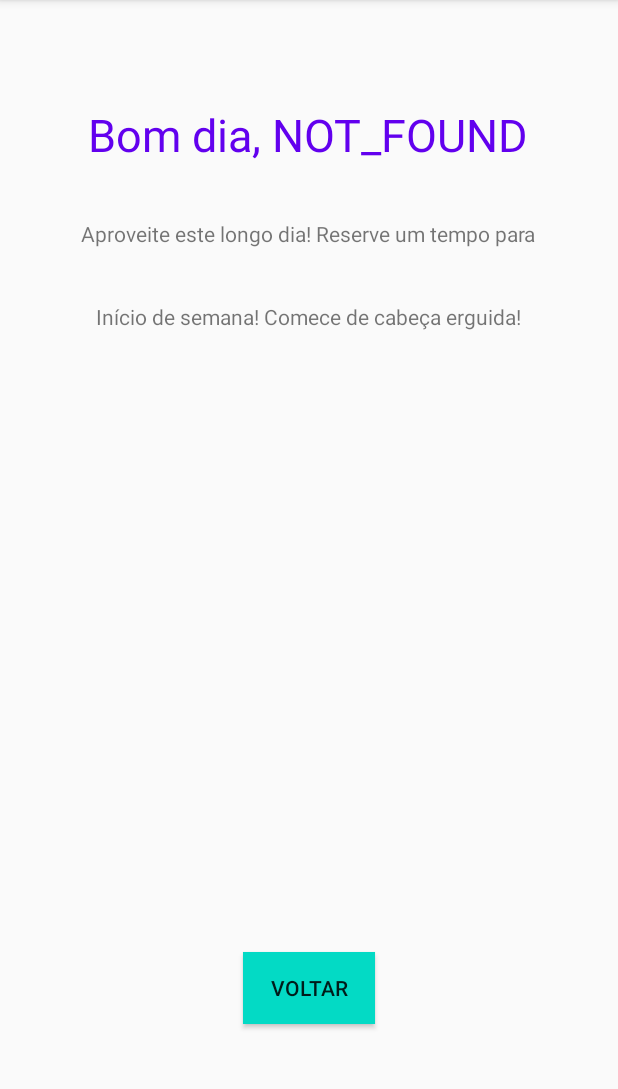
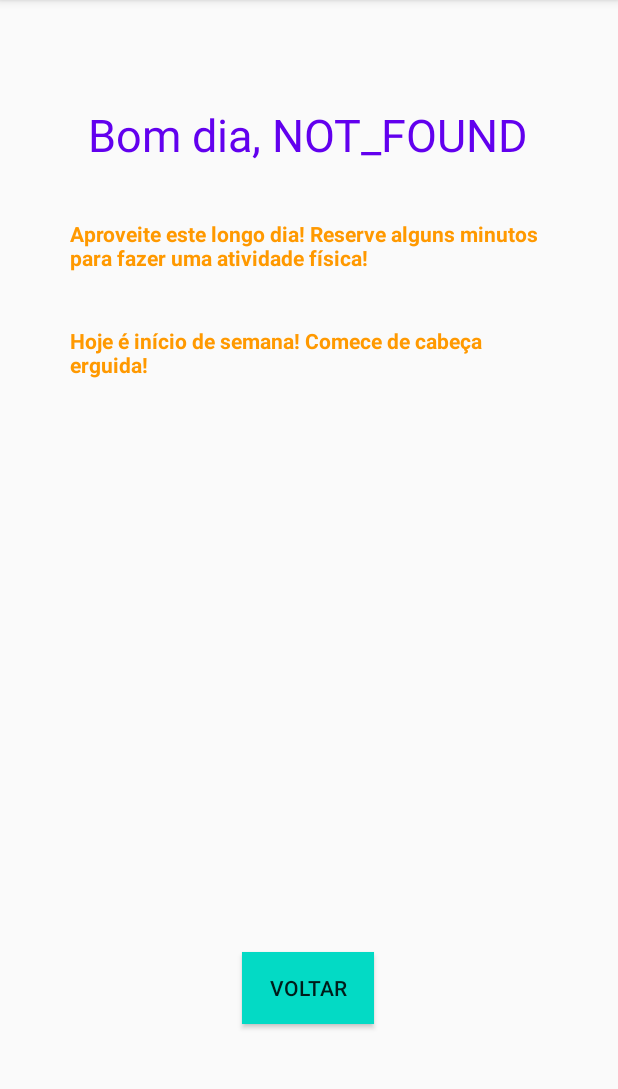
Before and after one commit to arturtres3/Apoio-Psicologico-IHC, an Android app: the ImproveYourDay screen opened directly, with no data from a screen before it, on a phone screen of 412 x 824 dp, the part 84-1173 px from its top. Run offline under Robolectric (Android 15) with nearby library versions, the phone set to English and light mode, and no system bars; 4 statements that could not run were skipped.

Commit message:
ImproveYourDay pronto + Nova activity de interação com som

```diff
--- a/Quicktest/app/src/main/AndroidManifest.xml
+++ b/Quicktest/app/src/main/AndroidManifest.xml
@@ -9,7 +9,8 @@
         android:roundIcon="@mipmap/ic_launcher_round"
         android:supportsRtl="true"
         android:theme="@style/AppTheme">
-        <activity android:name=".BreathExercise"></activity>
+        <activity android:name=".RelaxExercise"></activity>
+        <activity android:name=".BreathExercise" />
         <activity android:name=".ImproveYourDay" />
         <activity android:name=".coisas_que_me_afetam" />
         <activity android:name=".EditProfile" />
--- a/Quicktest/app/src/main/java/com/example/quicktest/ImproveYourDay.java
+++ b/Quicktest/app/src/main/java/com/example/quicktest/ImproveYourDay.java
@@ -7,10 +7,15 @@ import androidx.core.view.ViewCompat;
 import android.app.Dialog;
 import android.content.DialogInterface;
 import android.content.Intent;
+import android.graphics.Color;
+import android.graphics.Typeface;
 import android.os.Bundle;
 import android.preference.PreferenceManager;
+import android.text.Html;
 import android.view.Gravity;
 import android.view.View;
+import android.view.ViewGroup;
+import android.widget.Button;
 import android.widget.LinearLayout;
 import android.widget.TextView;
 import android.widget.Toast;
@@ -40,6 +45,9 @@ public class ImproveYourDay extends AppCompatActivity {
         setContentView(R.layout.activity_improve_your_day);
         putText(greetings(),false);
         customText();
+        customExercise();
+        //createButtonToBreathExercise();
+        //createButtonToRelaxExercise();
     }
 
     public String greetings(){
@@ -73,12 +81,17 @@ public class ImproveYourDay extends AppCompatActivity {
         novaEntrada.setId(id);
         novaEntrada.setText(text);
         novaEntrada.setPadding(20,20,20,20);
+        //novaEntrada.setText(Html.fromHtml(getString(R.string.hello_worldRed)));
         //novaEntrada.setGravity(Gravity.CENTER);
         //novaEntrada.setBackgroundColor(getResources().getColor(R.color.Coisas));
         novaEntrada.setLayoutParams(params);
         if (isTitle) {
             novaEntrada.setTextSize(GREETINGS_TEXTSIZE);
             novaEntrada.setTextColor(getResources().getColor(R.color.colorPrimary));
+        }
+        else{
+            novaEntrada.setTextColor(getResources().getColor(R.color.improveYourDay));
+            novaEntrada.setTypeface(null, Typeface.BOLD);
         }
         layout.addView(novaEntrada);
     }
@@ -132,6 +145,8 @@ public class ImproveYourDay extends AppCompatActivity {
             putText(getResources().getString(R.string.oldPlusSad_improveText), false);
         else if(isYoungAdultAndAnsious(userHealthCondition, userAge))
             putText(getResources().getString(R.string.youngPlusAnxiety_improveText), false);
+        else if(isChildAndScared(userHealthCondition, userAge))
+            putText(getResources().getString(R.string.childAndFear_improveText), false);
     }
 
 
@@ -147,46 +162,82 @@ public class ImproveYourDay extends AppCompatActivity {
         return age >= IDADE_ADULTO && age <= IDADE_IDOSO && health.equals("Queimação no peito");
     }
 
+    private boolean isChildAndScared(String health, int age){
+        return age <= IDADE_CRIANÇA && health.equals("Medo");
+    }
+
 
     //monta o texto
     private void customText(){
-        int age = Integer.parseInt(getUserAge());
-        String healthCond = getUserHealthCondition();
-        int work;
-
-        if(getUserHoursOfWork().equals("NOT_FOUND")){
-            work = 0;
-        }else{
-            work = Integer.parseInt(getUserHoursOfWork());
-        }
-
-        /*texto idade
-        if(age > 0 && age < IDADE_CRIANÇA){
-            putText("Idade menor que 13 TEXTO", false);
-        }else if(age > IDADE_CRIANÇA && age < IDADE_ADULTO){
-            putText("Idade entre 14-18 TEXTO", false);
-        }else if(age > IDADE_ADULTO && age< IDADE_IDOSO){
-            putText("Idade entre 19-59 TEXTO", false);
-        }else if(age > IDADE_IDOSO){
-            putText("Idade maior que 60 TEXTO", false);
-        } */
-
-        /*texto trabalho
-        if(work == 0){
-            putText("Não trabalha TEXTO", false);
-        }else if(work > 0 && work < TRAB_MIN){
-            putText("Trabalha entre 0-6hrs TEXTO", false);
-        }else if(work > TRAB_MIN && work < TRAB_MAX){
-            putText("Trabalha entre 6-9hrs TEXTO", false);
-        }else if(work > TRAB_MAX){
-            putText("Trabalha mais que 9hrs TEXTO", false);
-        } */
 
         customTextWeekDay();
         customTextHealthCondition();
         customTextInfoCombinations();
 
+    }
 
+    private void customExercise(){
+        breathExercise();
+        relaxExercise();
+    }
+
+    private void breathExercise(){
+        String userHealthCondition = getUserHealthCondition();
+        int userAge = Integer.parseInt(getUserAge());
+        if(userHealthCondition.equals("Estresse") || isYoungAdultAndAnsious(userHealthCondition, userAge))
+            createButtonToBreathExercise();
+    }
+
+    private void relaxExercise(){
+        String userHealthCondition = getUserHealthCondition();
+        int userAge = Integer.parseInt(getUserAge());
+        if(userHealthCondition.equals("Insônia") || isChildAndScared(userHealthCondition, userAge))
+            createButtonToRelaxExercise();
+    }
+
+
+    public void createButtonToBreathExercise(){
+        LinearLayout layout = (LinearLayout) findViewById(R.id.layoutImprove);
+
+        Button interactionButton = new Button(this);
+        interactionButton.setText("COMEÇAR!");
+        interactionButton.setBackgroundColor(getResources().getColor(R.color.improveYourDayStartBreathExercise));
+        interactionButton.setOnClickListener(new View.OnClickListener() {
+            @Override
+            public void onClick(View v) {
+                goToBreathExercise();
+            }
+        });
+        layout.addView(interactionButton);
+    }
+
+    public void createButtonToRelaxExercise(){
+        LinearLayout layout = (LinearLayout) findViewById(R.id.layoutImprove);
+
+        Button interactionButton = new Button(this);
+        interactionButton.setText("COMEÇAR!");
+        interactionButton.setBackgroundColor(getResources().getColor(R.color.improveYourDayStartRelaxExercise));
+        interactionButton.setOnClickListener(new View.OnClickListener() {
+            @Override
+            public void onClick(View v) {
+                goToRelaxSongExercise();
+            }
+        });
+
+        layout.addView(interactionButton);
+
+    }
+
+    public void goToBreathExercise(){
+        Intent breathExercise = new Intent(this, BreathExercise.class);
+
+        startActivity(breathExercise);
+    }
+
+    public void goToRelaxSongExercise(){
+        Intent relaxSong = new Intent(this, RelaxExercise.class);
+
+        startActivity(relaxSong);
     }
 
     public String getDateFormat(String format){
@@ -212,6 +263,8 @@ public class ImproveYourDay extends AppCompatActivity {
     }
 
     public void backToMainPage(View view){
+        LinearLayout layout = (LinearLayout) findViewById(R.id.layoutImprove);
+        layout.removeAllViews();
         Intent backToMain = new Intent(this, MainActivity.class);
 
         startActivity(backToMain);
--- a/Quicktest/app/src/main/res/layout/activity_improve_your_day.xml
+++ b/Quicktest/app/src/main/res/layout/activity_improve_your_day.xml
@@ -38,6 +38,7 @@
         android:text="@string/back"
         app:layout_constraintBottom_toBottomOf="parent"
         app:layout_constraintEnd_toEndOf="parent"
+        app:layout_constraintHorizontal_bias="0.498"
         app:layout_constraintStart_toStartOf="parent"
         app:layout_constraintTop_toBottomOf="@+id/scrollView3" />
 </androidx.constraintlayout.widget.ConstraintLayout>
--- a/Quicktest/app/src/main/res/values/colors.xml
+++ b/Quicktest/app/src/main/res/values/colors.xml
@@ -5,4 +5,7 @@
     <color name="colorAccent">#03DAC5</color>
     <color name="OurBlue">#123bcf</color>
     <color name="Coisas">#5FFF9800</color>
+    <color name="improveYourDay">#FF9900</color>
+    <color name="improveYourDayStartBreathExercise">#FF6633</color>
+    <color name="improveYourDayStartRelaxExercise">#33CCFF</color>
 </resources>
--- a/Quicktest/app/src/main/res/values/strings.xml
+++ b/Quicktest/app/src/main/res/values/strings.xml
@@ -57,17 +57,16 @@ Enquanto faz esse exercício, escute esta música : https://www.youtube.com/watc
     <string name="condition_empty_message">Nenhuma condição de saúde selecionada! Selecione uma!</string>
     <string name="invalid_name_message">Nome inválido!</string>
     <string name="empty_name_message">Você não colocou nenhum nome.</string>
-    <string name="morning_improveText">Aproveite este longo dia! Reserve um tempo para</string>
-    <string name="afternoon_improveText">Está ocupado? Dê uma pausa para respirar fundo e</string>
-    <string name="night_improveText">Se possível, relaxe. Faça </string>
+    <string name="morning_improveText">Aproveite este longo dia! Reserve alguns minutos para fazer uma atividade física!</string>
+    <string name="afternoon_improveText">Está ocupado? Dê uma pausa para respirar fundo e arejar a cabeça.</string>
+    <string name="night_improveText">Se possível, relaxe. É importante ter uma boa noite de sono!</string>
     <string name="fearCondition_improveText">Seus medos são uma reação normal e instintiva do corpo para pressentir perigos. Você pode superá-los! </string>
     <string name="sadnessCondition_improveText">Toda tempestade termina. Tudo vai dar certo!</string>
     <string name="thoughtsCondition_improveText">Não acredite em tudo o que você pensa, e não se incomode tanto. Pensamentos são só o que são: pensamentos. Nada mais.</string>
     <string name="stressCondition_improveText">Reserve um instante para fazer o exercício de respiração abaixo.</string>
-    <string name="insomniaCondition_improveText">Tente se cansar muito fisicamente durante o dia, e não durma durante o dia!</string>
+    <string name="insomniaCondition_improveText">Tente se cansar muito fisicamente durante o dia, e não durma durante o dia! Use o exercício abaixo para relaxar!</string>
     <string name="chestCondition_improveText">Tente se desgastar fisicamente durante o dia. Faça exercícios físicos aeróbicos, em casa ou em outros locais!</string>
-    <string name="seila">testando</string>
-    <string name="monday_improveText">Início de semana! Comece de cabeça erguida!</string>
+    <string name="monday_improveText">Hoje é início de semana! Comece de cabeça erguida!</string>
     <string name="tuesday_improveText">Busque a tranquilidade hoje, tenha paciência!</string>
     <string name="wednesday_improveText">Metade da semana! Acredite no teu potencial, segue firme!</string>
     <string name="thursday_improveText">"O insucesso é apenas uma oportunidade para recomeçar com mais inteligência." Henry Ford</string>
@@ -76,6 +75,6 @@ Enquanto faz esse exercício, escute esta música : https://www.youtube.com/watc
     <string name="sunday_improveText">Domingo, já? O tempo voa. Mas seja o piloto e confie em si mesmo! Você consegue!</string>
     <string name="stressPlusMuchWork_improveText">Já considerou se seu trabalho tá te estressando? Se possível, pode ser uma boa ideia reduzir o tempo de trabalho e fazer pausas regulares</string>
     <string name="oldPlusSad_improveText">Faça um esporte prazeroso no seu tempo livre! Não se esqueça de cuidar da saúde.</string>
-    <string name="youngPlusAnxiety_improveText">Você se considera ansioso? Talvez seja bom procurar um tratamento. Tente fazer um esporte fisicamente exigente em alguma hora do seu dia!</string>
-
+    <string name="youngPlusAnxiety_improveText">Você se considera ansioso? Tente fazer um esporte fisicamente exigente em alguma hora do seu dia. Mantenha a respiração regular com o exercício abaixo!</string>
+    <string name="childAndFear_improveText">Faça o exercício abaixo para relaxar um pouco e mudar seu foco.</string>
 </resources>
```
Also changed, not shown: Quicktest/app/src/main/java/com/example/quicktest/RelaxExercise.java (added, +47 -0 lines), Quicktest/app/src/main/res/layout/activity_relax_exercise.xml (added, +111 -0 lines), Quicktest/app/src/main/res/drawable/play.png (added), 2 other files.
